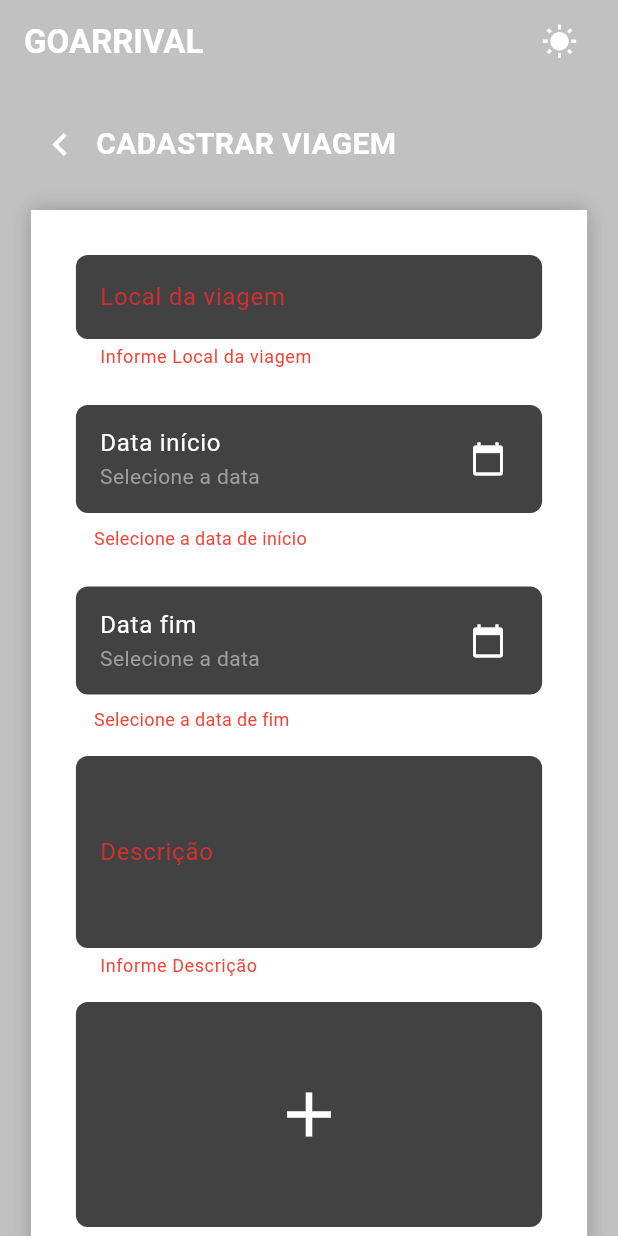
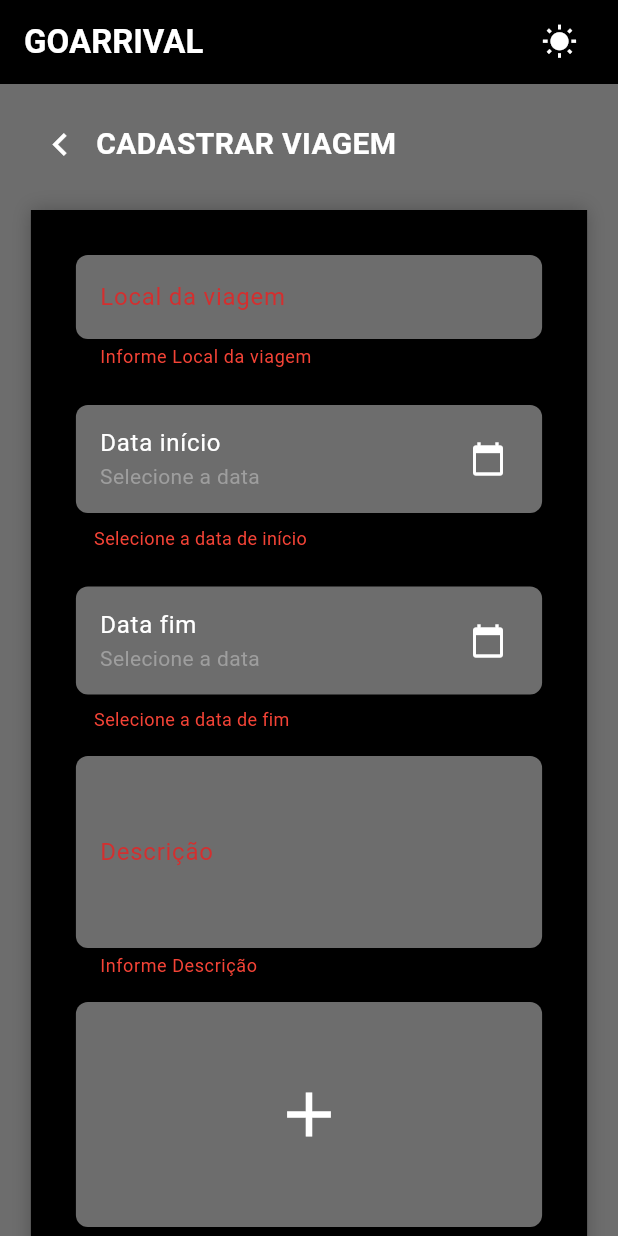
Before and after one commit to raquel1s/goarrival, a Flutter app: the CadastrarViagem screen opened directly with empty values, after a tap on "Cadastrar", after a tap on the "nightlight round" icon, on a phone screen of 412 x 824 dp. Run offline on Flutter 3.47's test engine with Material 3 defaults, Android fonts, the phone set to English and light mode, and no system bars; our stand-ins replace cloud_firestore, firebase_auth, firebase_core, flutter_map, font_awesome_flutter, google_sign_in and 2 more; accounts and stored records are empty.

Commit message:
Modo Escuro pronto

```diff
--- a/lib/components/Box.dart
+++ b/lib/components/Box.dart
@@ -17,7 +17,7 @@ class Box extends StatelessWidget {
         width: boxWidth,
         padding: const EdgeInsets.all(30),
         decoration: BoxDecoration(
-          color: Theme.of(context).colorScheme.onPrimary,
+          color: Theme.of(context).colorScheme.surface,
           boxShadow: [
             BoxShadow(color: Colors.black26, blurRadius: 10),
           ],
--- a/lib/main.dart
+++ b/lib/main.dart
@@ -12,15 +12,16 @@ void main() async {
   await Firebase.initializeApp(options: DefaultFirebaseOptions.currentPlatform);
 
   runApp(
-        MultiProvider(
+    MultiProvider(
       providers: [
         ChangeNotifierProvider(create: (_) => ThemeProvider()),
-        ChangeNotifierProvider(create: (_) => ControleViagens()), // <-- Novo provider
+        ChangeNotifierProvider(
+          create: (_) => ControleViagens(),
+        ), // <-- Novo provider
       ],
       child: const GoArrival(),
     ),
   );
-
 }
 
 class GoArrival extends StatelessWidget {
@@ -61,13 +62,44 @@ class GoArrival extends StatelessWidget {
           ),
           errorStyle: TextStyle(color: Colors.red, fontSize: 12),
         ),
+        elevatedButtonTheme: ElevatedButtonThemeData(
+          style: ElevatedButton.styleFrom(
+            backgroundColor: const Color(0xFF12455C),
+            foregroundColor: Colors.white,
+            shape: RoundedRectangleBorder(
+              borderRadius: BorderRadius.circular(8),
+            ),
+            padding: const EdgeInsets.symmetric(vertical: 12, horizontal: 20),
+          ),
+        ),
+        textButtonTheme: TextButtonThemeData(
+          style: TextButton.styleFrom(
+            foregroundColor: Colors.white,
+            backgroundColor: const Color(0xFF12455C),
+            shape: RoundedRectangleBorder(
+              borderRadius: BorderRadius.circular(8),
+            ),
+            padding: const EdgeInsets.symmetric(vertical: 12, horizontal: 20),
+          ),
+        ),
+        outlinedButtonTheme: OutlinedButtonThemeData(
+          style: OutlinedButton.styleFrom(
+            foregroundColor: Colors.white,
+            backgroundColor: const Color(0xFF12455C),
+            side: const BorderSide(color: Colors.white),
+            shape: RoundedRectangleBorder(
+              borderRadius: BorderRadius.circular(8),
+            ),
+            padding: const EdgeInsets.symmetric(vertical: 12, horizontal: 20),
+          ),
+        ),
       ),
       darkTheme: ThemeData(
         brightness: Brightness.dark,
         primaryColor: Colors.white,
-        scaffoldBackgroundColor: const Color(0x6D6D6D6D),
-        appBarTheme: const AppBarTheme(
-          backgroundColor: Color(0x00000000),
+        scaffoldBackgroundColor: const Color(0xFF6D6D6D),
+        appBarTheme: AppBarTheme(
+          backgroundColor: Colors.black,
           foregroundColor: Colors.white,
           elevation: 0,
         ),
@@ -75,7 +107,9 @@ class GoArrival extends StatelessWidget {
           brightness: Brightness.dark,
         ).copyWith(
           primary: Colors.white,
+          onPrimary: const Color(0xFF6D6D6D),
           secondary: Colors.white,
+          surface: Colors.black,
         ),
         textTheme: const TextTheme(
           bodyMedium: TextStyle(color: Colors.white70),
@@ -86,12 +120,50 @@ class GoArrival extends StatelessWidget {
         ),
         inputDecorationTheme: InputDecorationTheme(
           filled: true,
-          fillColor: Colors.grey[800],
+          fillColor: const Color(0xFF6D6D6D),
           border: OutlineInputBorder(
             borderRadius: BorderRadius.all(Radius.circular(8)),
             borderSide: BorderSide.none,
           ),
           errorStyle: const TextStyle(color: Colors.red, fontSize: 12),
+        ),
+        bottomNavigationBarTheme: BottomNavigationBarThemeData(
+          backgroundColor: Colors.black,
+          selectedItemColor: Colors.white,
+          unselectedItemColor: Colors.white70,
+          showUnselectedLabels: true,
+          type: BottomNavigationBarType.fixed,
+        ),
+        elevatedButtonTheme: ElevatedButtonThemeData(
+          style: ElevatedButton.styleFrom(
+            backgroundColor: const Color(0xFF8E8E8E),
+            foregroundColor: Colors.white,
+            shape: RoundedRectangleBorder(
+              borderRadius: BorderRadius.circular(8),
+            ),
+            padding: const EdgeInsets.symmetric(vertical: 12, horizontal: 20),
+          ),
+        ),
+        textButtonTheme: TextButtonThemeData(
+          style: TextButton.styleFrom(
+            foregroundColor: Colors.white,
+            backgroundColor: const Color(0xFF8E8E8E),
+            shape: RoundedRectangleBorder(
+              borderRadius: BorderRadius.circular(8),
+            ),
+            padding: const EdgeInsets.symmetric(vertical: 12, horizontal: 20),
+          ),
+        ),
+        outlinedButtonTheme: OutlinedButtonThemeData(
+          style: OutlinedButton.styleFrom(
+            foregroundColor: Colors.white,
+            backgroundColor: const Color(0xFF8E8E8E),
+            side: const BorderSide(color: Colors.white),
+            shape: RoundedRectangleBorder(
+              borderRadius: BorderRadius.circular(8),
+            ),
+            padding: const EdgeInsets.symmetric(vertical: 12, horizontal: 20),
+          ),
         ),
       ),
       themeMode: themeProvider.themeMode,
--- a/lib/screens/cadastrar_viagem.dart
+++ b/lib/screens/cadastrar_viagem.dart
@@ -240,10 +240,6 @@ class _CadastrarViagemState extends State<CadastrarViagem> {
                             },
                             child: Text(
                               'Cadastrar',
-                              style: TextStyle(
-                                fontSize: 16,
-                                color: Theme.of(context).colorScheme.onPrimary,
-                              ),
                             ),
                           ),
                         ),
--- a/lib/screens/tela_usuario.dart
+++ b/lib/screens/tela_usuario.dart
@@ -89,15 +89,8 @@ class _UsuarioState extends State<Usuario> {
             const SizedBox(height: 30),
             ElevatedButton.icon(
               onPressed: _logout,
-              icon: Icon(Icons.logout, color: Theme.of(context).colorScheme.onPrimary,),
-              label: Text('Logout', style: TextStyle(color: Theme.of(context).colorScheme.onPrimary)),
-              style: ElevatedButton.styleFrom(
-                backgroundColor: Theme.of(context).colorScheme.primary,
-                padding: const EdgeInsets.symmetric(horizontal: 30, vertical: 15),
-                shape: RoundedRectangleBorder(
-                  borderRadius: BorderRadius.circular(12),
-                ),
-              ),
+              icon: Icon(Icons.logout),
+              label: Text('Logout'),
             ),
           ],
         ),
```
